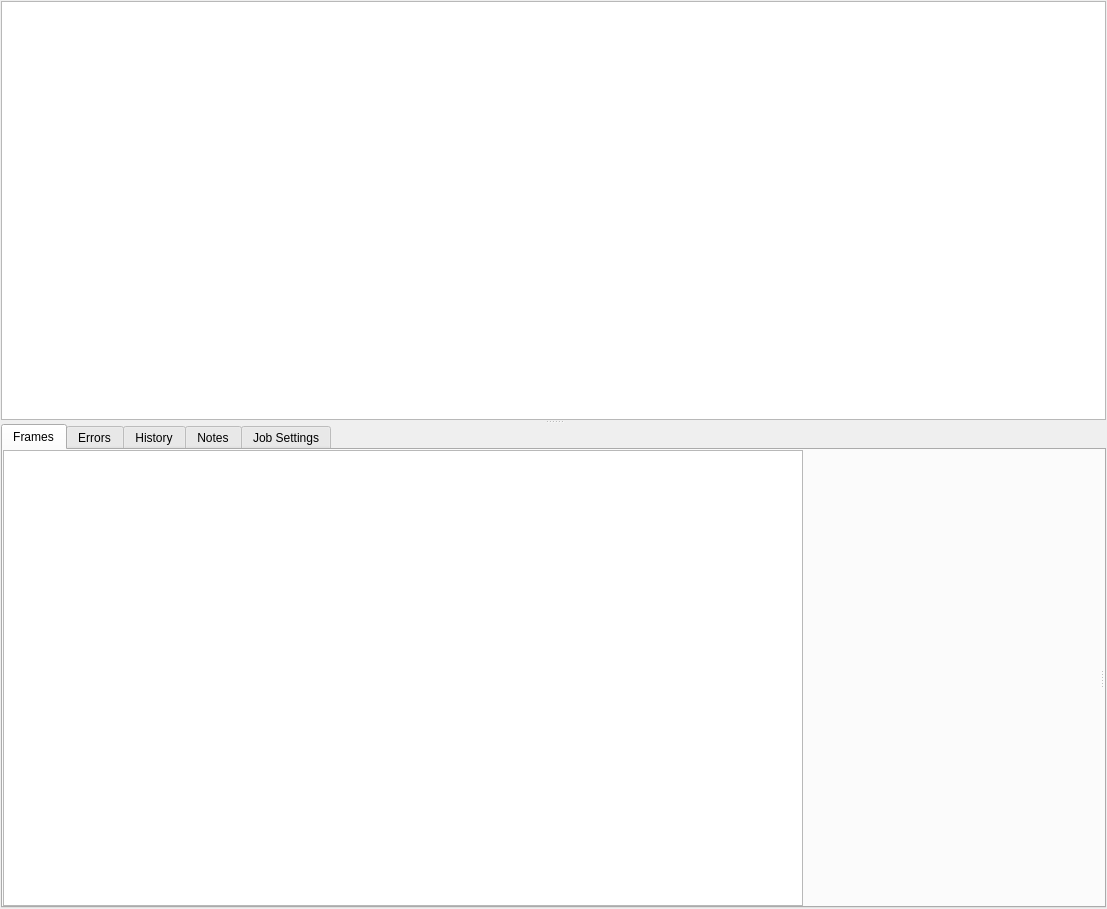
justajeffy/arsenalsuite, file cpp/lib/assfreezer/ui/joblistwidgetui.ui: the form before one commit.
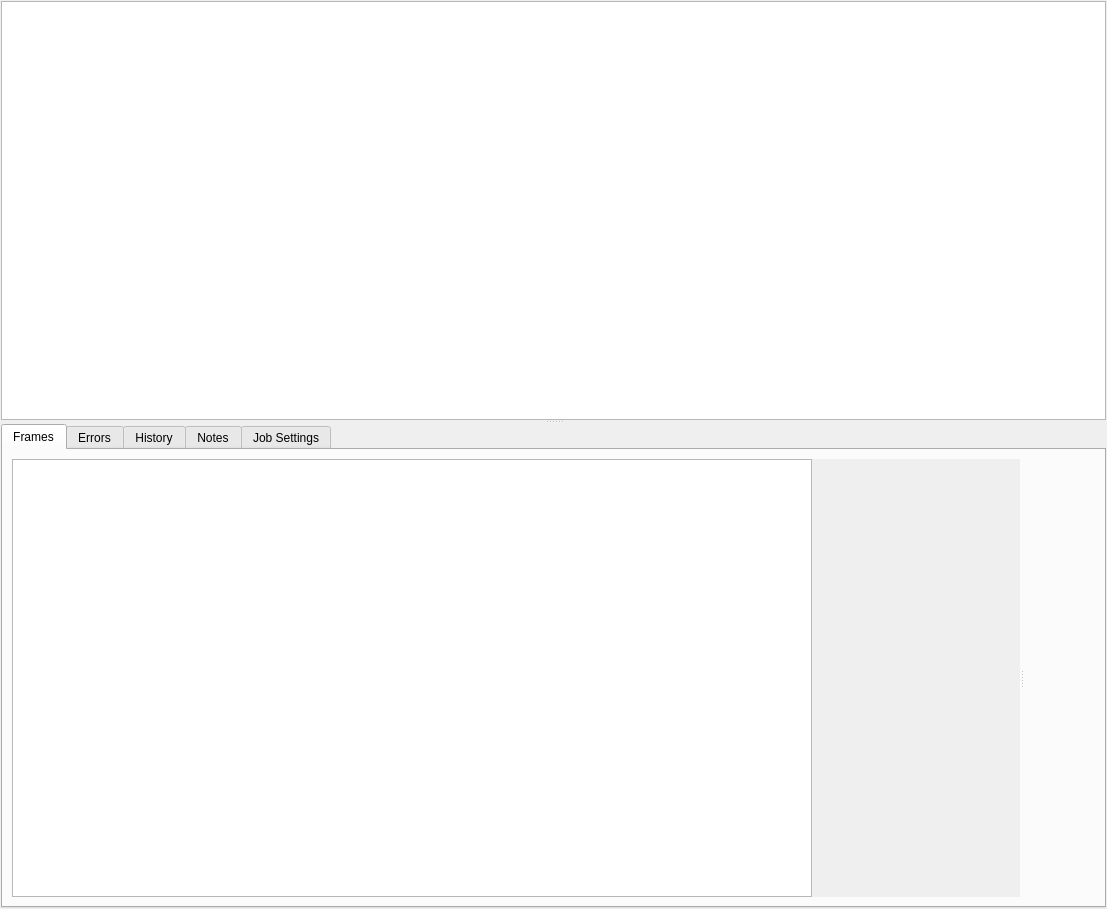
The form after the commit. Custom widgets are drawn as their Qt base class.

Commit message: layout madness

Diff of the .ui file:
```diff
--- a/cpp/lib/assfreezer/ui/joblistwidgetui.ui
+++ b/cpp/lib/assfreezer/ui/joblistwidgetui.ui
@@ -78,25 +78,28 @@
            <string>Frames</string>
           </attribute>
           <layout class="QVBoxLayout" name="verticalLayout_7">
-           <property name="margin">
-            <number>0</number>
-           </property>
            <item>
             <widget class="QSplitter" name="mFrameSplitter">
              <property name="orientation">
               <enum>Qt::Horizontal</enum>
              </property>
-             <widget class="QFrame" name="frame_3">
+             <widget class="QScrollArea" name="scrollArea">
               <property name="frameShape">
                <enum>QFrame::NoFrame</enum>
               </property>
-              <property name="frameShadow">
-               <enum>QFrame::Plain</enum>
+              <property name="widgetResizable">
+               <bool>true</bool>
               </property>
-              <property name="lineWidth">
-               <number>0</number>
-              </property>
-              <layout class="QVBoxLayout" name="verticalLayout_5">
+              <widget class="QWidget" name="scrollAreaWidgetContents">
+               <property name="geometry">
+                <rect>
+                 <x>0</x>
+                 <y>0</y>
+                 <width>322</width>
+                 <height>437</height>
+                </rect>
+               </property>
+               <layout class="QVBoxLayout" name="verticalLayout_6">
                <property name="margin">
                 <number>0</number>
                </property>
@@ -121,20 +124,21 @@
                </item>
               </layout>
              </widget>
-             <widget class="QFrame" name="frame_4">
+             </widget>
+             <widget class="QFrame" name="frame_3">
+              <property name="enabled">
+               <bool>true</bool>
+              </property>
               <property name="frameShape">
                <enum>QFrame::NoFrame</enum>
               </property>
               <property name="frameShadow">
-               <enum>QFrame::Plain</enum>
+               <enum>QFrame::Raised</enum>
               </property>
               <property name="lineWidth">
-               <number>0</number>
+               <number>2</number>
               </property>
-              <layout class="QVBoxLayout" name="verticalLayout_6">
-               <property name="margin">
-                <number>0</number>
-               </property>
+              <layout class="QVBoxLayout" name="verticalLayout_5">
                <item>
                 <widget class="ImageView" name="mImageView" native="true">
                  <property name="sizePolicy">
```
Left out of the diff: 3 changed lines with no effect on the pictures. Lines whose indentation alone changed are shown as unchanged.
